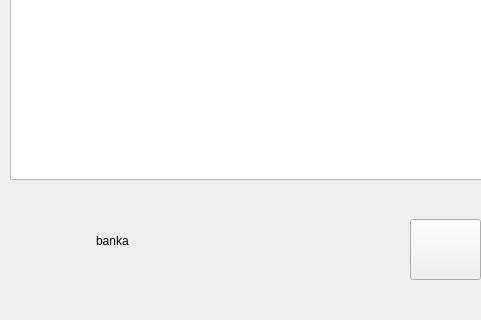
The window that src/mainwindow.ui (Stefan-Dr/Catan) describes before a commit, drawn with Qt 5; both pictures show x 0 to 481 and y 480 to 800 of the 1200 by 800 pixel window.
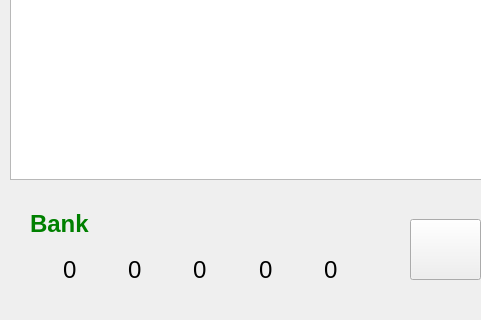
The same window after the commit. The open tabs and pages were chosen to show the change. Icons and pictures are not drawn.

Commit message: feature: implement gui info about bank and it's resources

Patch:
```diff
--- a/src/mainwindow.ui
+++ b/src/mainwindow.ui
@@ -2217,17 +2217,151 @@
        <property name="styleSheet">
         <string notr="true">border-image: url(:/resources/images/wood.png) 0 0 0 0 stretch stretch;</string>
        </property>
-       <widget class="QLabel" name="label_5">
+       <widget class="QWidget" name="horizontalLayoutWidget_10">
         <property name="geometry">
          <rect>
-          <x>76</x>
-          <y>16</y>
-          <width>161</width>
-          <height>31</height>
+          <x>10</x>
+          <y>40</y>
+          <width>321</width>
+          <height>41</height>
          </rect>
+        </property>
+        <layout class="QHBoxLayout" name="horizontalLayout_16">
+         <item>
+          <widget class="QLabel" name="label_29">
+           <property name="styleSheet">
+            <string notr="true">border-image: url(:/resources/images/resources--grain.png) 0 0 0 0 stretch stretch;</string>
+           </property>
+           <property name="text">
+            <string/>
+           </property>
+          </widget>
+         </item>
+         <item>
+          <widget class="QLabel" name="lbWheatBank">
+           <property name="font">
+            <font>
+             <pointsize>18</pointsize>
+            </font>
+           </property>
+           <property name="text">
+            <string>0</string>
+           </property>
+          </widget>
+         </item>
+         <item>
+          <widget class="QLabel" name="label_32">
+           <property name="styleSheet">
+            <string notr="true">border-image: url(:/resources/images/resources--wool.png) 0 0 0 0 stretch stretch;</string>
+           </property>
+           <property name="text">
+            <string/>
+           </property>
+          </widget>
+         </item>
+         <item>
+          <widget class="QLabel" name="lbWoolBank">
+           <property name="font">
+            <font>
+             <pointsize>18</pointsize>
+            </font>
+           </property>
+           <property name="text">
+            <string>0</string>
+           </property>
+          </widget>
+         </item>
+         <item>
+          <widget class="QLabel" name="label_34">
+           <property name="styleSheet">
+            <string notr="true">border-image: url(:/resources/images/resources--ore.png) 0 0 0 0 stretch stretch;</string>
+           </property>
+           <property name="text">
+            <string/>
+           </property>
+          </widget>
+         </item>
+         <item>
+          <widget class="QLabel" name="lbStoneBank">
+           <property name="font">
+            <font>
+             <pointsize>18</pointsize>
+            </font>
+           </property>
+           <property name="text">
+            <string>0</string>
+           </property>
+          </widget>
+         </item>
+         <item>
+          <widget class="QLabel" name="label_36">
+           <property name="styleSheet">
+            <string notr="true">border-image: url(:/resources/images/resources--lumber.png) 0 0 0 0 stretch stretch;</string>
+           </property>
+           <property name="text">
+            <string/>
+           </property>
+          </widget>
+         </item>
+         <item>
+          <widget class="QLabel" name="lbWoodBank">
+           <property name="font">
+            <font>
+             <pointsize>18</pointsize>
+            </font>
+           </property>
+           <property name="text">
+            <string>0</string>
+           </property>
+          </widget>
+         </item>
+         <item>
+          <widget class="QLabel" name="label_37">
+           <property name="styleSheet">
+            <string notr="true">border-image: url(:/resources/images/resources--brick.png) 0 0 0 0 stretch stretch;</string>
+           </property>
+           <property name="text">
+            <string/>
+           </property>
+          </widget>
+         </item>
+         <item>
+          <widget class="QLabel" name="lbBrickBank">
+           <property name="font">
+            <font>
+             <pointsize>18</pointsize>
+            </font>
+           </property>
+           <property name="text">
+            <string>0</string>
+           </property>
+          </widget>
+         </item>
+        </layout>
+       </widget>
+       <widget class="QLabel" name="lbBank">
+        <property name="geometry">
+         <rect>
+          <x>10</x>
+          <y>0</y>
+          <width>93</width>
+          <height>29</height>
+         </rect>
+        </property>
+        <property name="font">
+         <font>
+          <pointsize>18</pointsize>
+          <weight>75</weight>
+          <bold>true</bold>
+         </font>
+        </property>
+        <property name="styleSheet">
+         <string notr="true">color: green;
+
+</string>
         </property>
         <property name="text">
-         <string>banka</string>
+         <string>Bank</string>
         </property>
        </widget>
       </widget>
```
